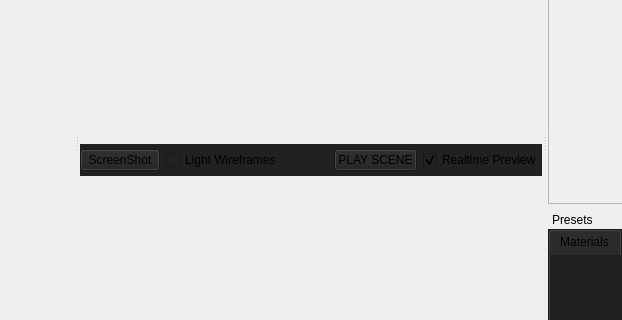
This is src/mainwindow.ui in jahshaka/Studio as Qt 5 draws it before an edit; both pictures show x 246 to 868 and y 220 to 540 of the 1190 by 705 pixel window. The edited form follows.
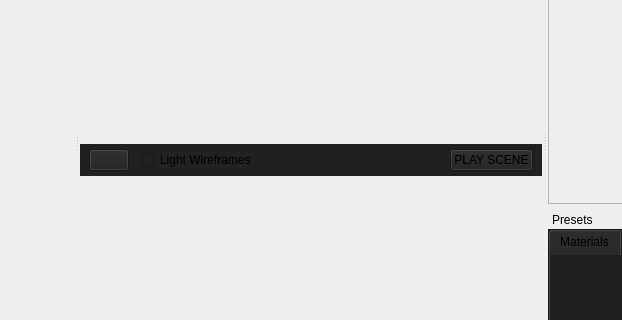
This is the edited form. Icons and pictures are not drawn. Custom widgets are drawn as their Qt base class.

The edit to the form file:
```diff
--- a/src/mainwindow.ui
+++ b/src/mainwindow.ui
@@ -461,14 +461,17 @@
           <string notr="true">background: #212121</string>
          </property>
          <layout class="QHBoxLayout" name="horizontalLayout">
+          <property name="spacing">
+           <number>12</number>
+          </property>
           <property name="leftMargin">
-           <number>0</number>
+           <number>9</number>
           </property>
           <property name="topMargin">
            <number>0</number>
           </property>
           <property name="rightMargin">
-           <number>0</number>
+           <number>9</number>
           </property>
           <property name="bottomMargin">
            <number>0</number>
@@ -476,7 +479,11 @@
           <item>
            <widget class="QPushButton" name="screenshotBtn">
             <property name="text">
-             <string>ScreenShot</string>
+             <string/>
+            </property>
+            <property name="icon">
+             <iconset resource="../app/icons.qrc">
+              <normaloff>:/icons/camera.svg</normaloff>:/icons/camera.svg</iconset>
             </property>
            </widget>
           </item>
@@ -510,16 +517,6 @@
             </property>
            </widget>
           </item>
-          <item>
-           <widget class="QCheckBox" name="checkBox">
-            <property name="text">
-             <string>Realtime Preview</string>
-            </property>
-            <property name="checked">
-             <bool>true</bool>
-            </property>
-           </widget>
-          </item>
          </layout>
         </widget>
        </item>
```
Left out of the diff: 5 changed lines with no effect on the pictures.
